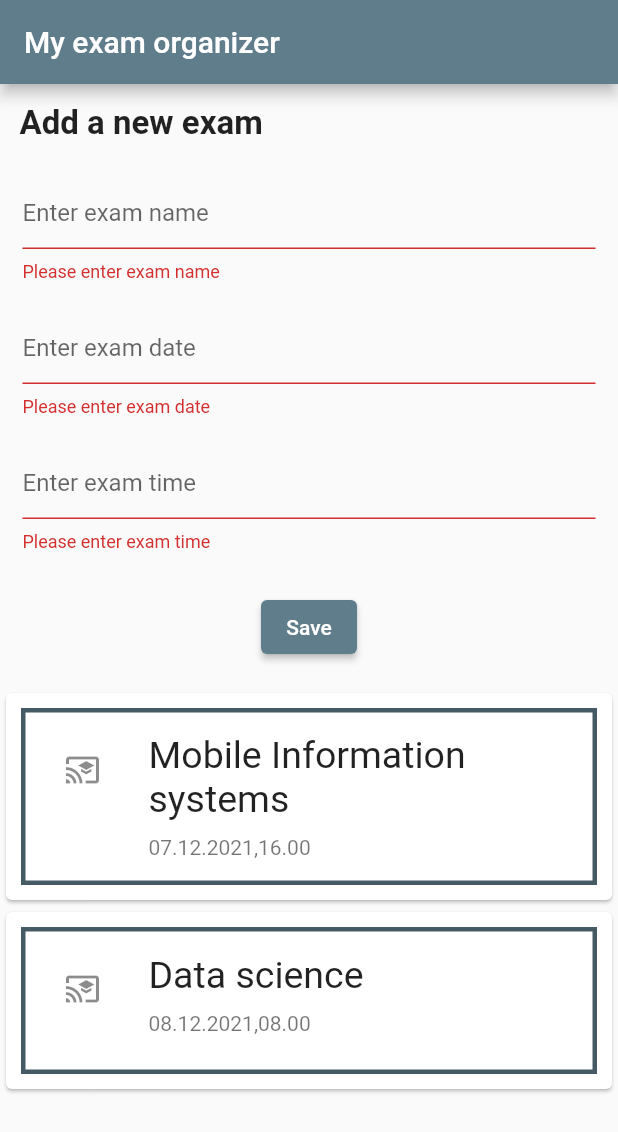
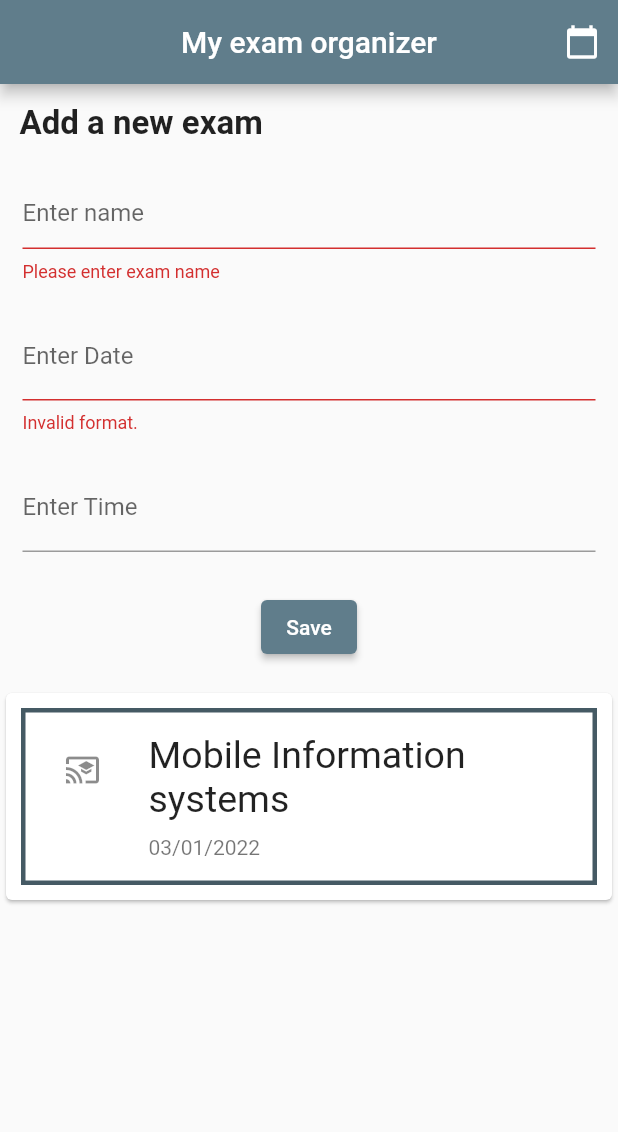
Before and after one commit to marojevikjj/ExamOrganizer, a Flutter app: the screen it shows after launch, after a tap on "Save", on a phone screen of 412 x 824 dp. Shown: the top 1132 px of the screen. Run offline on Flutter 3.47's test engine with Material 2 defaults, Android fonts, the phone set to English and light mode, and no system bars; our stand-ins replace syncfusion_flutter_calendar.

Commit message:
Implement flutter calendar

```diff
--- a/lib/exam.dart
+++ b/lib/exam.dart
@@ -1,7 +1,9 @@
+import 'package:flutter/material.dart';
+
 class Exam {
   String name;
-  String date;
-  String time;
+  DateTime date;
+  TimeOfDay time;
 
   Exam(this.name, this.date, this.time);
 
--- /dev/null
+++ b/lib/exam_calendar_model.dart
@@ -0,0 +1,11 @@
+import 'dart:ui';
+
+class ExamCalendar {
+  ExamCalendar(this.eventName, this.from, this.to, this.background, this.isAllDay);
+
+  String eventName;
+  DateTime from;
+  DateTime to;
+  Color background;
+  bool isAllDay;
+}
--- a/lib/exam_card.dart
+++ b/lib/exam_card.dart
@@ -1,4 +1,5 @@
 import 'package:flutter/material.dart';
+import 'package:intl/intl.dart';
 
 import 'exam.dart';
 
@@ -6,6 +7,7 @@ class ExamCard extends StatelessWidget {
   Exam exam;
 
   ExamCard(this.exam);
+  var formatter = DateFormat('MM/dd/yyyy');
 
   @override
   Widget build(BuildContext context) {
@@ -18,7 +20,7 @@ class ExamCard extends StatelessWidget {
             ListTile(
               leading: const Icon(Icons.cast_for_education),
               title: Text(exam.name, style: const TextStyle(fontSize: 25)),
-              subtitle: Container(child: Text(exam.date + ',' + exam.time),padding: EdgeInsets.fromLTRB(0,10,0,0),)
+              subtitle: Container(child: Text(formatter.format(exam.date)),padding: EdgeInsets.fromLTRB(0,10,0,0),)
             )
 
       ),
--- a/lib/exam_form.dart
+++ b/lib/exam_form.dart
@@ -1,8 +1,11 @@
 import 'package:flutter/cupertino.dart';
 import 'package:flutter/material.dart';
+import 'package:intl/intl.dart';
+import 'package:organizer/calendar.dart';
 import 'package:organizer/main.dart';
 
 import 'exam.dart';
+import 'exam_calendar_model.dart';
 
 class ExamForm extends StatefulWidget {
   const ExamForm({Key? key}) : super(key: key);
@@ -18,7 +21,14 @@ class ExamForm extends StatefulWidget {
 
 class ExamFormState extends State<ExamForm> {
   final _formKey = GlobalKey<FormState>();
-  Exam exam = Exam('Test','Test','Test');
+  TextEditingController timeinput = TextEditingController();
+  Exam exam = Exam('Test',DateTime.now(),TimeOfDay.now());
+
+  @override
+  void initState() {
+    timeinput.text = ""; //set the initial value of text field
+    super.initState();
+  }
 
   @override
   Widget build(BuildContext context) {
@@ -31,7 +41,7 @@ class ExamFormState extends State<ExamForm> {
           Padding(
             padding: EdgeInsets.fromLTRB(15,10,15,10),
             child: TextFormField(
-            decoration: const InputDecoration(hintText: "Enter exam name"),
+              decoration: const InputDecoration(hintText: "Enter name"),
               onSaved: (String? value) {
                 exam.name = value!;
               },
@@ -45,34 +55,97 @@ class ExamFormState extends State<ExamForm> {
             ),),
           Padding(
             padding: EdgeInsets.fromLTRB(15,10,15,10),
-            child: TextFormField(
-              decoration: InputDecoration(hintText: "Enter exam date"),
-              // The validator receives the text that the user has entered.
-              onSaved: (String? value) {
+            child: InputDatePickerFormField(firstDate:  DateTime(DateTime.now().year, DateTime.now().month, DateTime.now().day, 9, 0, 0),
+              lastDate: DateTime(2200,12,1),
+            // decoration: const InputDecoration(hintText: "Enter exam name"),
+            onDateSaved: (DateTime? value) {
               exam.date = value!;
             },
-              validator: (value) {
-                if (value == null || value.isEmpty) {
-                  return 'Please enter exam date';
-                }
-                return null;
-              },
-            ),
-          ),
+            // The validator receives the text that the user has entered.
+            // validator: (value) {
+            //   if (value == null || value.isEmpty) {
+            //     return 'Please enter exam name';
+            //   }
+            //   return null;
+            // },
+          ),),
+          // Padding(
+          //   padding: EdgeInsets.fromLTRB(15,10,15,10),
+          //   child: InputDatePickerFormField(
+          //
+          //     // decoration: InputDecoration(hintText: "Enter exam date"),
+          //     // The validator receives the text that the user has entered.
+          //     onSaved: (String? value) {
+          //       exam.date = value!;
+          //     },
+          //     validator: (value) {
+          //       if (value == null || value.isEmpty) {
+          //         return 'Please enter exam date';
+          //       }
+          //       return null;
+          //     },
+          //   ),
+          // ),
+          // Padding(
+          //   padding: EdgeInsets.fromLTRB(15,10,15,10),
+          //   child: TextFormField(
+          //     // The validator receives the text that the user has entered.
+          //     decoration: InputDecoration(hintText: "Enter exam time"),
+          //     onSaved: (String? value) {
+          //       exam.time = value!;
+          //     },
+          //     validator: (value) {
+          //       if (value == null || value.isEmpty) {
+          //         return 'Please enter exam time';
+          //       }
+          //       return null;
+          //     },
+          //
+          //   ),
+          //
+          // ),
           Padding(
             padding: EdgeInsets.fromLTRB(15,10,15,10),
-            child: TextFormField(
+            child: TextField(
+              controller: timeinput, //editing controller of this TextField
+              decoration: InputDecoration(
+                  labelText: "Enter Time" //label text of field
+              ),
+              readOnly: true,
+              onTap: () async {
+                TimeOfDay? pickedTime =  await showTimePicker(
+                  initialTime: TimeOfDay.now(),
+                  context: context,
+                );
+
+                if(pickedTime != null ){
+                  print(pickedTime.format(context));   //output 10:51 PM
+                  DateTime parsedTime = DateFormat.jm().parse(pickedTime.format(context).toString());
+                  //converting to DateTime so that we can further format on different pattern.
+                  print(parsedTime); //output 1970-01-01 22:53:00.000
+                  String formattedTime = DateFormat('HH:mm:ss').format(parsedTime);
+                  print(formattedTime); //output 14:59:00
+                  //DateFormat() is from intl package, you can format the time on any pattern you need.
+
+                  setState(() {
+                    timeinput.text = formattedTime; //set the value of text field.
+                  });
+                  exam.time = pickedTime;
+                }else{
+                  print("Time is not selected");
+                }
+              },
               // The validator receives the text that the user has entered.
-              decoration: InputDecoration(hintText: "Enter exam time"),
-              onSaved: (String? value) {
-                exam.time = value!;
-              },
-              validator: (value) {
-                if (value == null || value.isEmpty) {
-                  return 'Please enter exam time';
-                }
-                return null;
-              },
+              // decoration: InputDecoration(hintText: "Enter exam time"),
+              // onSaved: (String? value) {
+              //   exam.time = value!;
+              // },
+              // validator: (value) {
+              //   if (value == null || value.isEmpty) {
+              //     return 'Please enter exam time';
+              //   }
+              //   return null;
+              // },
 
             ),
 
@@ -87,8 +160,11 @@ class ExamFormState extends State<ExamForm> {
                   // you'd often call a server or save the information in a database.
                   _formKey.currentState!.save();
                   MyHomePage.elements.add(exam);
-                  print(MyHomePage.elements.toString());
 
+                  final DateTime startTime = DateTime(exam.date.year, exam.date.month, exam.date.day, exam.time.hour, exam.time.minute, 0);
+                  final DateTime endTime = startTime.add(const Duration(hours: 2));
+                  CalendarState.meetings.add(ExamCalendar(
+                      exam.name, startTime, endTime, const Color(0xFF0F8644), false));
                   ScaffoldMessenger.of(context).showSnackBar(
                     const SnackBar(content: Text('Processing Data')),
                   );
--- a/lib/main.dart
+++ b/lib/main.dart
@@ -1,4 +1,5 @@
 import 'package:flutter/material.dart';
+import 'package:organizer/calendar.dart';
 import 'package:organizer/exam.dart';
 import 'package:organizer/exam_card.dart';
 import 'package:organizer/exam_form.dart';
@@ -27,7 +28,10 @@ class MyApp extends StatelessWidget {
         // is not restarted.
         primarySwatch: Colors.blueGrey,
       ),
-      home:  MyHomePage(title: 'My exam organizer'),
+      // home:  MyHomePage(title: 'My exam organizer'),
+      routes: {'/': (context)=> const MyHomePage(title: "My exam organizer"),
+                '/calendar': (context)=>Calendar()},
+        initialRoute: '/',
     );
   }
 }
@@ -54,7 +58,7 @@ class MyApp extends StatelessWidget {
 // }
 class MyHomePage extends StatelessWidget {
   final String title;
-  static List<Exam> elements = [Exam("Mobile Information systems", "07.12.2021", "16.00"),Exam("Data science", "08.12.2021", "08.00")];
+  static List<Exam> elements = [Exam("Mobile Information systems", DateTime.now(),TimeOfDay.now())];
 
 
   void addExam(Exam exam) {
@@ -68,6 +72,9 @@ class MyHomePage extends StatelessWidget {
     return Scaffold(
       appBar: AppBar(
         title: Text(title),
+        centerTitle: true,
+        // leading: IconButton(icon: const Icon(Icons.calendar_today), onPressed: () { Navigator.pushNamed(context, '/calendar'); }),
+        actions: [IconButton(icon: const Icon(Icons.calendar_today), onPressed: () { Navigator.pushNamed(context, '/calendar'); })],
       ),
       body: Column(children: [
         Row(children: const [
@@ -84,7 +91,8 @@ class MyHomePage extends StatelessWidget {
       Expanded(child: ListView.builder(itemCount: elements.length,itemBuilder: (contx,index) {
         return ExamCard(elements[index]);
       })),
-      ],));
+      ],)
+    );
   }
 
 
--- a/pubspec.yaml
+++ b/pubspec.yaml
@@ -34,6 +34,8 @@ dependencies:
   # The following adds the Cupertino Icons font to your application.
   # Use with the CupertinoIcons class for iOS style icons.
   cupertino_icons: ^1.0.2
+  syncfusion_flutter_calendar: ^19.4.54
+  intl: ^0.17.0
 
 dev_dependencies:
   flutter_test:
```
Also changed, not shown: lib/calendar.dart (added, +65 -0 lines). Lines whose indentation alone changed are shown as unchanged.
